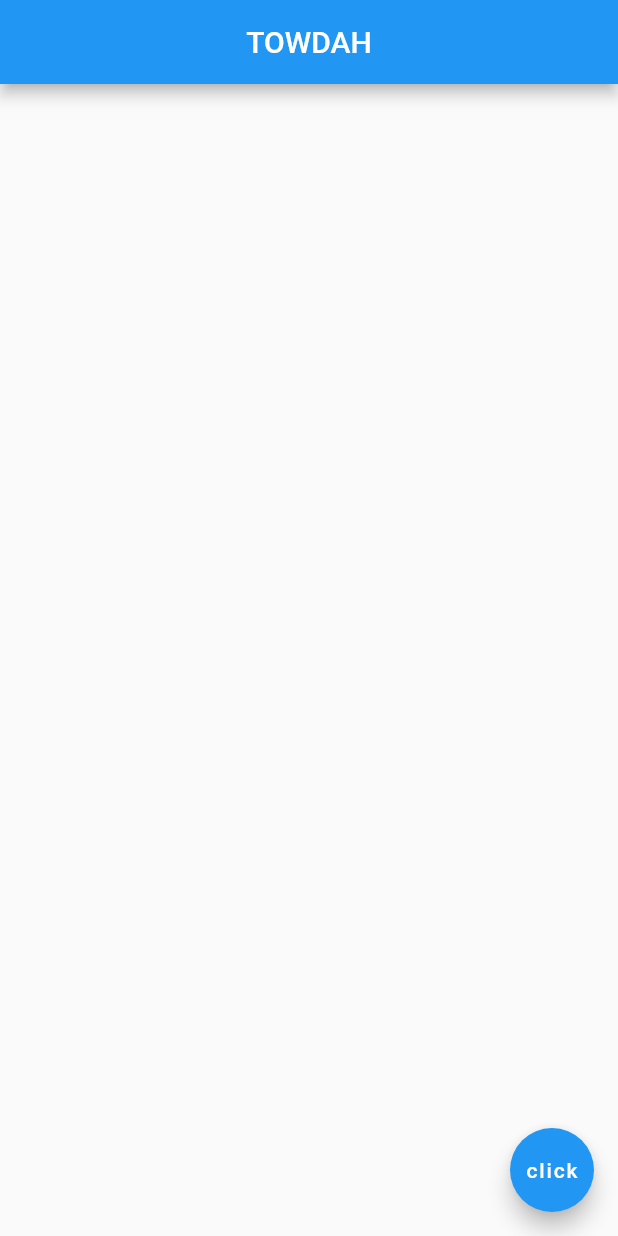
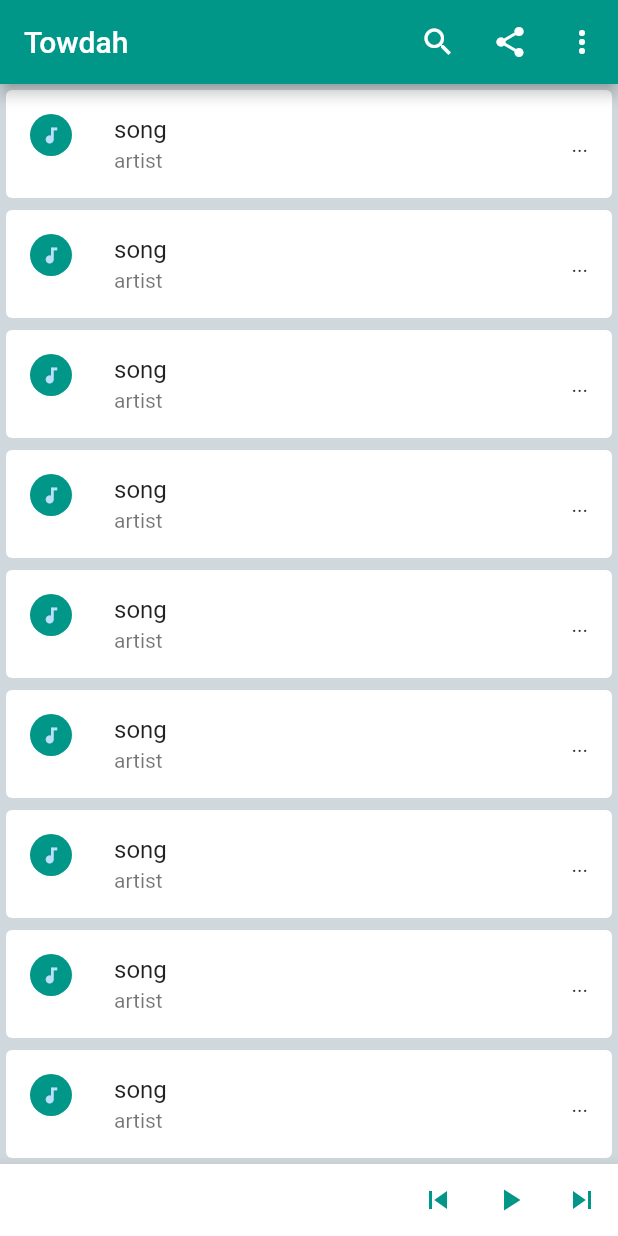
Before and after one commit to Mmialla/TOWDAH, a Flutter app: the screen it shows after launch, on a phone screen of 412 x 824 dp. Run offline on Flutter 3.47's test engine with Material 2 defaults, Android fonts, the phone set to English and light mode, and no system bars.

Commit message:
playlist page

```diff
--- a/lib/main.dart
+++ b/lib/main.dart
@@ -1,28 +1,17 @@
 import 'package:flutter/material.dart';
-void main() => runApp(MaterialApp(
-  debugShowCheckedModeBanner: false,
-  home: Home()
-));
+import 'package:towdah/pages/playlist.dart';
 
-class Home extends StatelessWidget {
-  @override
-  Widget build(BuildContext context) {
-    return Scaffold(
-      appBar: AppBar(
-        title: Text('TOWDAH'),
-        centerTitle: true,
-        backgroundColor: Colors.blue,
-      ),
-      body: Center(
+import 'package:towdah/pages/favourite.dart';
 
+void main() {
+  runApp(MaterialApp(
+    debugShowCheckedModeBanner: false,
+    routes: {
 
-          ),
+      '/' :(context) => Playlist(),
+      '/fav' : (context) => Fav(),
 
-
-      floatingActionButton:FloatingActionButton(
-        child: Text('click'),
-        onPressed:(){},
-      ) ,
-    );
-  }
+    },
+    // theme: ThemeData.dark(),
+  ));
 }
--- /dev/null
+++ b/lib/pages/playlist.dart
@@ -0,0 +1,57 @@
+import 'package:flutter/material.dart';
+class Playlist extends StatefulWidget {
+  @override
+  _PlaylistState createState() => new _PlaylistState();
+}
+
+class _PlaylistState extends State<Playlist> {
+  @override
+  Widget build(BuildContext context) {
+    return new Scaffold(
+      appBar: AppBar(
+        actions: [
+          IconButton(icon: Icon(Icons.search), onPressed: (){}),
+          IconButton(icon: Icon(Icons.share), onPressed: (){}),
+          IconButton(icon: Icon(Icons.more_vert), onPressed: (){})
+        ],
+        backgroundColor: Colors.teal,
+        title: Text('Towdah'),
+        centerTitle: false,
+      ),
+      backgroundColor: Colors.blueGrey[100],
+
+      body: ListView.builder(
+          itemBuilder:(BuildContext context, int index)
+          {
+            return Card(
+                elevation: 0,
+                color: Colors.white,
+                child: ListTile(
+                  leading: CircleAvatar(
+                    backgroundColor: Colors.teal,
+                    child:  Icon(Icons.audiotrack, size: 14.0),
+                    radius: 14.0,
+                  ),
+                  trailing: Text('...'),
+                  title: Text('song'),
+                  subtitle: Text('artist'),
+                  onTap: (){},
+                )
+
+            );
+          }),
+      bottomNavigationBar: BottomAppBar(
+        child: Row(
+            mainAxisAlignment: MainAxisAlignment.end,
+            children: [
+              IconButton(onPressed: (){},icon: Icon(Icons.skip_previous,  color: Colors.teal,)),
+              IconButton(onPressed: (){},icon: Icon(Icons.play_arrow, color: Colors.teal,)),
+              IconButton(onPressed: (){},icon: Icon(Icons.skip_next, color: Colors.teal,)),
+            ]),
+      ),
+
+
+
+    );
+  }
+}
```
Also changed, not shown: lib/pages/favourite.dart (added, +56 -0 lines), 1 other file.
